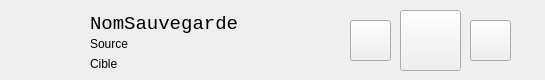
Qt form src/views/forms/backupwidget.ui (LP-ACPI/VerrouYEAH) before a commit.
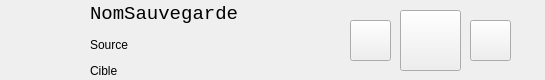
The same form after that commit.

The edit to the form file:
```diff
--- a/src/views/forms/backupwidget.ui
+++ b/src/views/forms/backupwidget.ui
@@ -46,9 +46,9 @@
    <property name="geometry">
     <rect>
      <x>90</x>
-     <y>10</y>
+     <y>0</y>
      <width>251</width>
-     <height>61</height>
+     <height>81</height>
     </rect>
    </property>
    <layout class="QVBoxLayout" name="verticalLayout">
```
